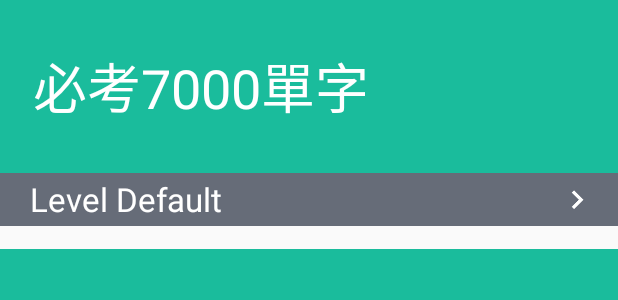
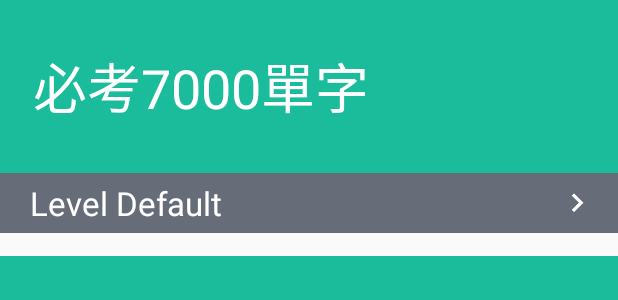
Before and after one commit to WishCanTaiwan/VocabuLazy-Android, an Android app: the layout item_textbook_group.xml on its own in the app's theme, with its tools: preview values and no code run, on a phone screen of 412 x 824 dp. Shown: the top 300 px of the screen. Run offline under Robolectric (Android 15) with nearby library versions, the phone set to English and light mode, and no system bars; Roboto replaces fonts that are not available here.

```diff
--- a/app/src/main/res/layout/item_textbook_group.xml
+++ b/app/src/main/res/layout/item_textbook_group.xml
@@ -5,7 +5,7 @@
     android:layout_height="match_parent">
 
     <TextView
-        android:id="@+id/book_title"
+        android:id="@+id/textView_bookTitle"
         android:gravity="center_vertical"
         android:layout_width="match_parent"
         android:layout_height="115dp"
@@ -17,21 +17,22 @@
         android:paddingRight="22dp"/>
 
     <TextView
-        android:id="@+id/book_subtitle"
+        android:id="@+id/textView_bookSubTitle"
         android:gravity="center_vertical"
         android:layout_width="match_parent"
-        android:layout_height="35dp"
+        android:layout_height="40dp"
         android:background="@drawable/expandable_child_background"
         android:text="@string/textbook_group_subtitle"
         android:textSize="22sp"
         android:textColor="@color/textbook_group_subtitle_text_color"
+        android:textAllCaps="false"
         android:paddingLeft="20dp"
         android:paddingRight="20dp"
         android:drawableRight="@drawable/main_menu_text_book_arrow"
         android:drawableEnd="@drawable/main_menu_text_book_arrow"/>
 
     <View
-        android:id="@+id/group_divider"
+        android:id="@+id/view_divider"
         android:layout_width="match_parent"
         android:layout_height="15dp"
         android:background="@color/textbook_fragment_divider_color"/>
```
Also changed, not shown: app/src/main/java/wishcantw/vocabulazy/mainmenu/textbook/adapter/TextbookContentAdapter.java (+38 -41 lines), app/src/main/java/wishcantw/vocabulazy/mainmenu/textbook/view/TextbookView.java (+5 -2 lines), app/src/main/res/layout/item_textbook_child.xml (+7 -4 lines).
